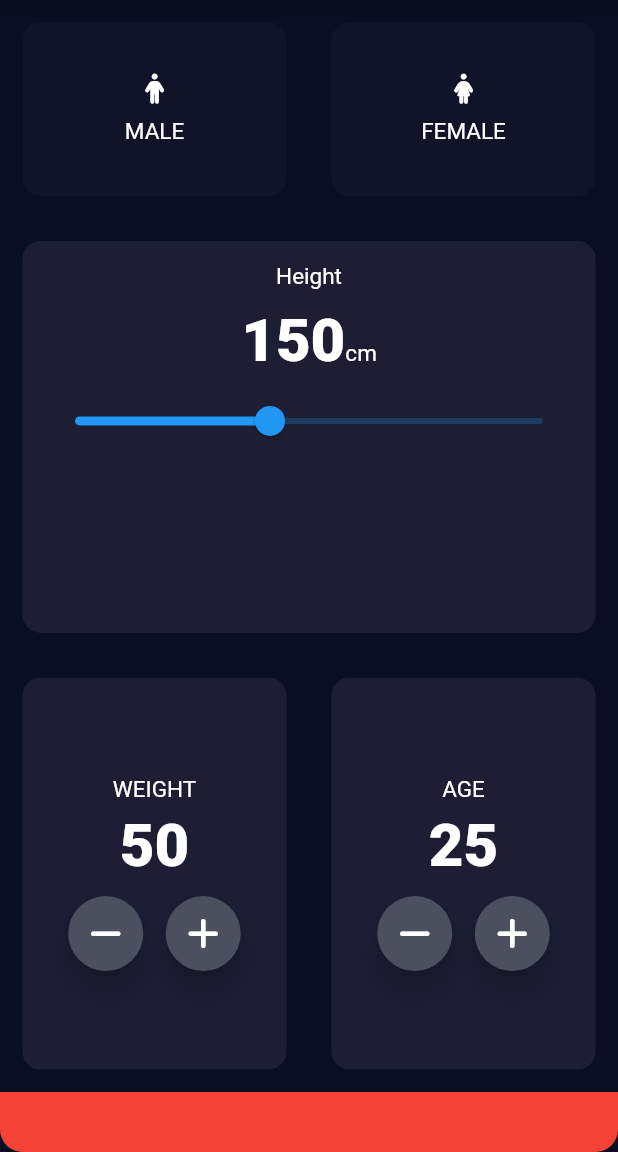
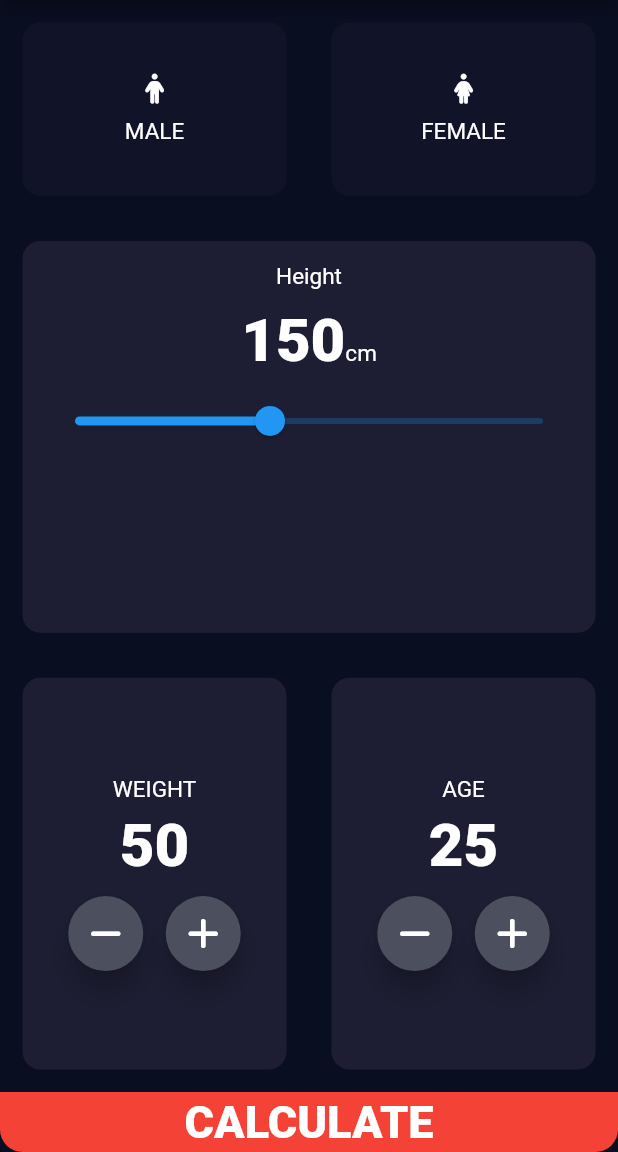
Before and after one commit to master-8702/flutter_bmi_calculator, a Flutter app: the screen it shows after launch, on a phone screen of 412 x 824 dp, the part 84-1236 px from its top. Run offline on Flutter 3.47's test engine with Material 2 defaults, Android fonts, the phone set to English and light mode, and no system bars; our stand-ins replace font_awesome_flutter.

Commit message:
second page design finsihed

```diff
--- /dev/null
+++ b/lib/components/bottom_button.dart
@@ -0,0 +1,44 @@
+import 'dart:developer';
+
+import 'package:flutter/material.dart';
+import '../my_constants.dart';
+import '../input_page.dart';
+
+class BottomButton extends StatelessWidget {
+  final String buttonText;
+  final VoidCallback onTapFunction;
+
+  BottomButton(this.buttonText, this.onTapFunction);
+
+  @override
+  Widget build(BuildContext context) {
+    return GestureDetector(
+      onTap: onTapFunction,
+      // () {
+      //   Navigator.push(
+      //     context,
+      //     MaterialPageRoute(builder: (context) {
+      //       return InputPage();
+      //     }),
+      //   );
+      // },
+      child: Container(
+        child: Center(
+          child: Text(
+            buttonText,
+            style: TextStyle(fontSize: 30, fontWeight: FontWeight.w900),
+            textAlign: TextAlign.center,
+          ),
+        ),
+        height: kBottomContainerHeight,
+        width: double.infinity,
+        // margin: EdgeInsets.only(top: 6),
+        decoration: const BoxDecoration(
+            color: kBottomContainerColor,
+            borderRadius: BorderRadius.only(
+                bottomLeft: Radius.circular(15),
+                bottomRight: Radius.circular(15))),
+      ),
+    );
+  }
+}
--- /dev/null
+++ b/lib/components/rounded_icon_button.dart
@@ -0,0 +1,19 @@
+import 'package:flutter/material.dart';
+
+class RoundedIconButton extends StatelessWidget {
+  RoundedIconButton(this.icon, this.onPressed);
+
+  final IconData icon;
+  final VoidCallback onPressed;
+  @override
+  Widget build(BuildContext context) {
+    return RawMaterialButton(
+      child: Icon(icon),
+      onPressed: onPressed,
+      elevation: 7.0,
+      constraints: const BoxConstraints.tightFor(width: 50.0, height: 50.0),
+      shape: const CircleBorder(),
+      fillColor: const Color(0xFF4C4F5E),
+    );
+  }
+}
--- a/lib/input_page.dart
+++ b/lib/input_page.dart
@@ -1,9 +1,13 @@
 import 'dart:ui';
 
+import 'package:flutter_bmi_calculator/components/bottom_button.dart';
+import 'package:flutter_bmi_calculator/results_page.dart';
 import 'package:font_awesome_flutter/font_awesome_flutter.dart';
 
 import 'my_constants.dart';
 import 'package:flutter/material.dart';
+import 'reusable_card.dart';
+import 'components/rounded_icon_button.dart';
 
 class InputPage extends StatefulWidget {
   const InputPage({Key? key}) : super(key: key);
@@ -233,46 +237,15 @@ class _InputPageState extends State<InputPage> {
                 ],
               ),
             ),
-            Container(
-              height: kBottomContainerHeight,
-              width: double.infinity,
-              // margin: EdgeInsets.only(top: 6),
-              decoration: const BoxDecoration(
-                  color: kBottomContainerColor,
-                  borderRadius: BorderRadius.only(
-                      bottomLeft: Radius.circular(15),
-                      bottomRight: Radius.circular(15))),
-            ),
+            BottomButton("CALCULATE", () {
+              Navigator.push(
+                context,
+                MaterialPageRoute(builder: (context) {
+                  return ResultsPage();
+                }),
+              );
+            })
           ],
         ));
   }
-
-  Container reusableCard(Color newColor, Widget childWidget) {
-    return Container(
-      margin: EdgeInsets.all(15),
-      decoration: BoxDecoration(
-        color: newColor,
-        borderRadius: BorderRadius.circular(12),
-      ),
-      child: childWidget,
-    );
-  }
 }
-
-class RoundedIconButton extends StatelessWidget {
-  RoundedIconButton(this.icon, this.onPressed);
-
-  final IconData icon;
-  final VoidCallback onPressed;
-  @override
-  Widget build(BuildContext context) {
-    return RawMaterialButton(
-      child: Icon(icon),
-      onPressed: onPressed,
-      elevation: 7.0,
-      constraints: const BoxConstraints.tightFor(width: 50.0, height: 50.0),
-      shape: const CircleBorder(),
-      fillColor: const Color(0xFF4C4F5E),
-    );
-  }
-}
--- /dev/null
+++ b/lib/reusable_card.dart
@@ -0,0 +1,12 @@
+import 'package:flutter/material.dart';
+
+Container reusableCard(Color newColor, Widget childWidget) {
+  return Container(
+    margin: EdgeInsets.all(15),
+    decoration: BoxDecoration(
+      color: newColor,
+      borderRadius: BorderRadius.circular(12),
+    ),
+    child: childWidget,
+  );
+}
```
Also changed, not shown: lib/results_page.dart (added, +98 -0 lines).
